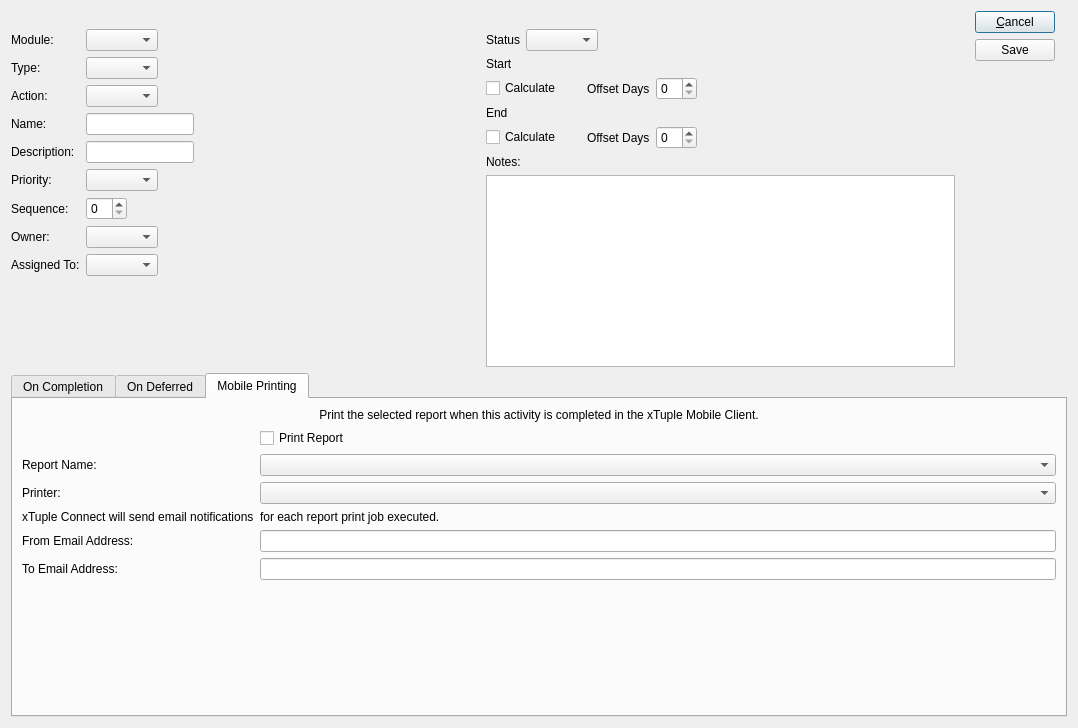
First picture: the form in source/commercialcore/foundation-database/workflow/uiforms/WorkflowItem.ui, repository tomdatkins/xtuple, before the edit.
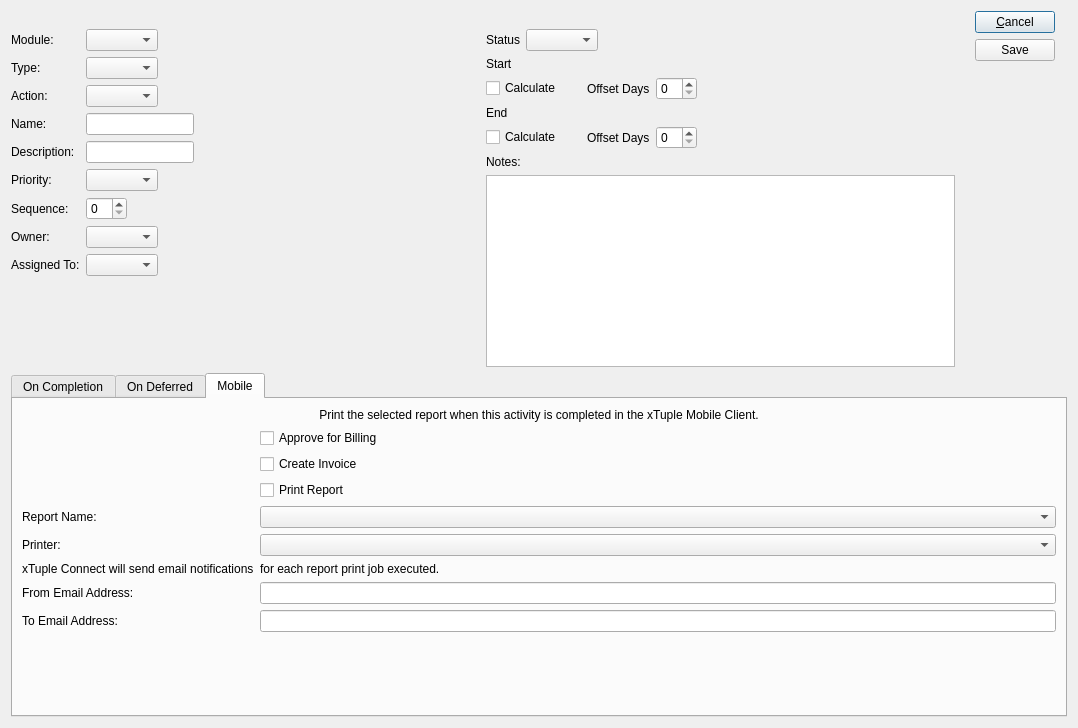
Second picture: the form after the edit. Custom widgets are drawn as their Qt base class.

What changed in the file:
```diff
--- a/source/commercialcore/foundation-database/workflow/uiforms/WorkflowItem.ui
+++ b/source/commercialcore/foundation-database/workflow/uiforms/WorkflowItem.ui
@@ -548,22 +548,39 @@
        </widget>
        <widget class="QWidget" name="_printTab">
         <attribute name="title">
-         <string>Mobile Printing</string>
+         <string>Mobile</string>
         </attribute>
         <layout class="QGridLayout" name="gridLayout_3">
-         <item row="1" column="0">
+         <item row="2" column="0">
+          <layout class="QHBoxLayout" name="horizontalLayout_7">
+           <item>
+            <widget class="QLabel" name="_MobilePrintInfoLit">
+             <property name="layoutDirection">
+              <enum>Qt::LeftToRight</enum>
+             </property>
+             <property name="text">
+              <string>Print the selected report when this activity is completed in the xTuple Mobile Client.</string>
+             </property>
+             <property name="alignment">
+              <set>Qt::AlignCenter</set>
+             </property>
+            </widget>
+           </item>
+          </layout>
+         </item>
+         <item row="4" column="0">
           <layout class="QFormLayout" name="formLayout_4">
-           <item row="2" column="0">
+           <item row="4" column="0">
             <widget class="QLabel" name="_printerLit">
              <property name="text">
               <string>Printer:</string>
              </property>
             </widget>
            </item>
-           <item row="2" column="1">
+           <item row="4" column="1">
             <widget class="XComboBox" name="_printer"/>
            </item>
-           <item row="0" column="1">
+           <item row="2" column="1">
             <widget class="QCheckBox" name="_printCkBox">
              <property name="layoutDirection">
               <enum>Qt::LeftToRight</enum>
@@ -573,74 +590,71 @@
              </property>
             </widget>
            </item>
-           <item row="1" column="0">
+           <item row="3" column="0">
             <widget class="QLabel" name="_reportLit">
              <property name="text">
               <string>Report Name:</string>
              </property>
             </widget>
            </item>
-           <item row="1" column="1">
+           <item row="3" column="1">
             <widget class="XComboBox" name="_report">
              <property name="type">
               <enum>XComboBox::Reports</enum>
              </property>
             </widget>
            </item>
-           <item row="4" column="1">
+           <item row="6" column="1">
             <widget class="XLineEdit" name="_fromemail"/>
            </item>
-           <item row="5" column="1">
+           <item row="7" column="1">
             <widget class="XLineEdit" name="_toemail"/>
            </item>
-           <item row="4" column="0">
+           <item row="6" column="0">
             <widget class="QLabel" name="label">
              <property name="text">
               <string>From Email Address:</string>
              </property>
             </widget>
            </item>
-           <item row="5" column="0">
+           <item row="7" column="0">
             <widget class="QLabel" name="label_2">
              <property name="text">
               <string>To Email Address:</string>
              </property>
             </widget>
            </item>
-           <item row="3" column="0">
+           <item row="5" column="0">
             <widget class="QLabel" name="label_3">
              <property name="text">
               <string>xTuple Connect will send email notifications</string>
              </property>
             </widget>
            </item>
-           <item row="3" column="1">
+           <item row="5" column="1">
             <widget class="QLabel" name="label_4">
              <property name="text">
               <string>for each report print job executed.</string>
              </property>
             </widget>
            </item>
-          </layout>
-         </item>
-         <item row="0" column="0">
-          <layout class="QHBoxLayout" name="horizontalLayout_7">
-           <item>
-            <widget class="QLabel" name="_MobilePrintInfoLit">
-             <property name="layoutDirection">
-              <enum>Qt::LeftToRight</enum>
+           <item row="1" column="1">
+            <widget class="XCheckBox" name="_invoice">
+             <property name="text">
+              <string>Create Invoice</string>
              </property>
+            </widget>
+           </item>
+           <item row="0" column="1">
+            <widget class="XCheckBox" name="_billing">
              <property name="text">
-              <string>Print the selected report when this activity is completed in the xTuple Mobile Client.</string>
+              <string>Approve for Billing</string>
              </property>
-             <property name="alignment">
-              <set>Qt::AlignCenter</set>
-             </property>
             </widget>
            </item>
           </layout>
          </item>
-         <item row="2" column="0">
+         <item row="5" column="0">
           <spacer name="verticalSpacer_2">
            <property name="orientation">
             <enum>Qt::Vertical</enum>
@@ -662,6 +676,11 @@
   </layout>
  </widget>
  <customwidgets>
+  <customwidget>
+   <class>XCheckBox</class>
+   <extends>QCheckBox</extends>
+   <header>xcheckbox.h</header>
+  </customwidget>
   <customwidget>
    <class>XComboBox</class>
    <extends>QComboBox</extends>
```
